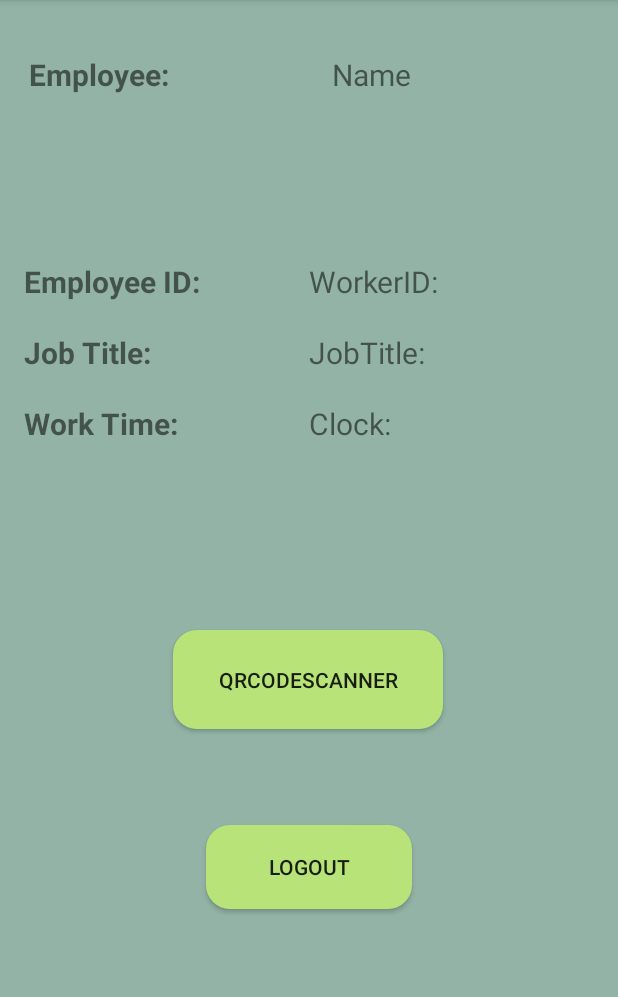
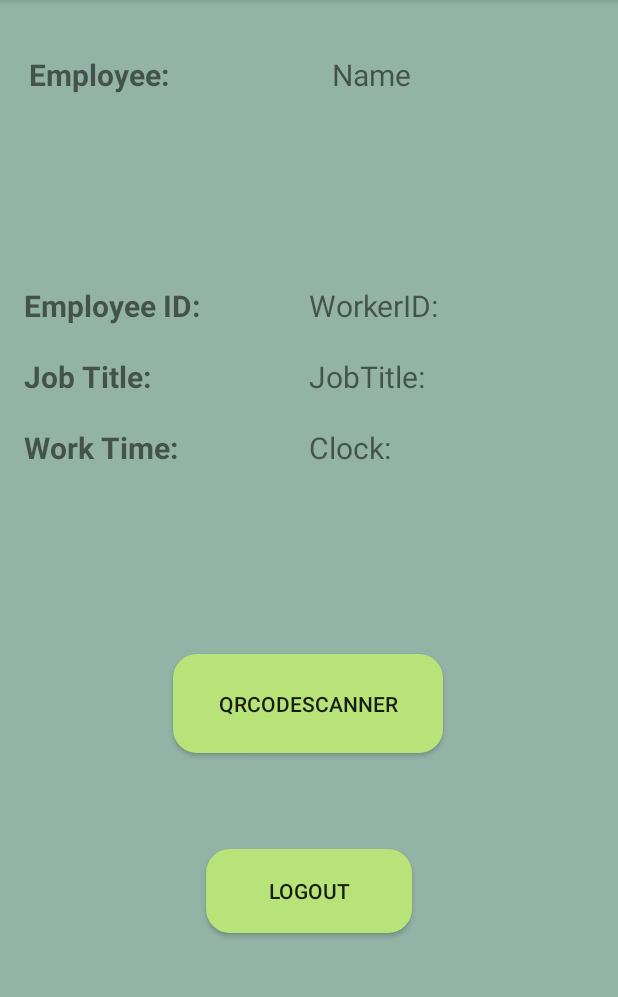
Before and after one commit to Foxroad1/Ranger_team_project, an Android app built with Jetpack Compose: the ProfileActivity screen opened directly, with no data from a screen before it, on a phone screen of 412 x 824 dp, the part 84-1081 px from its top. Run offline under Robolectric (Android 15) with nearby library versions, the phone set to English and light mode, and no system bars; libraries missing offline, so code that uses them is left out: com.google.zxing.integration.

Commit message:
app tweaks

```diff
--- a/Companionapp/app/src/main/res/layout/activity_profile.xml
+++ b/Companionapp/app/src/main/res/layout/activity_profile.xml
@@ -36,12 +36,10 @@
         android:id="@+id/labelEmployeeID"
         android:layout_width="0dp"
         android:layout_height="wrap_content"
-        android:layout_marginTop="84dp"
-        android:layout_marginBottom="21dp"
+        android:layout_marginTop="100dp"
         android:text="Employee ID:"
         android:textSize="20sp"
         android:textStyle="bold"
-        app:layout_constraintBottom_toTopOf="@+id/labelJobTitle"
         app:layout_constraintEnd_toStartOf="@+id/workerIdTextView"
         app:layout_constraintStart_toStartOf="parent"
         app:layout_constraintTop_toBottomOf="@+id/labelEmployee" />
@@ -50,12 +48,12 @@
         android:id="@+id/workerIdTextView"
         android:layout_width="0dp"
         android:layout_height="wrap_content"
-        android:layout_marginTop="84dp"
+        android:layout_marginBottom="20dp"
         android:text="@string/Worker_ID"
         android:textSize="20sp"
+        app:layout_constraintBottom_toTopOf="@+id/jobTitleTextView"
         app:layout_constraintEnd_toEndOf="parent"
-        app:layout_constraintStart_toEndOf="@+id/labelEmployeeID"
-        app:layout_constraintTop_toBottomOf="@+id/nameTextView" />
+        app:layout_constraintStart_toEndOf="@+id/labelEmployeeID" />
 
     <TextView
         android:id="@+id/labelJobTitle"
```
Also changed, not shown: 16 other files.
